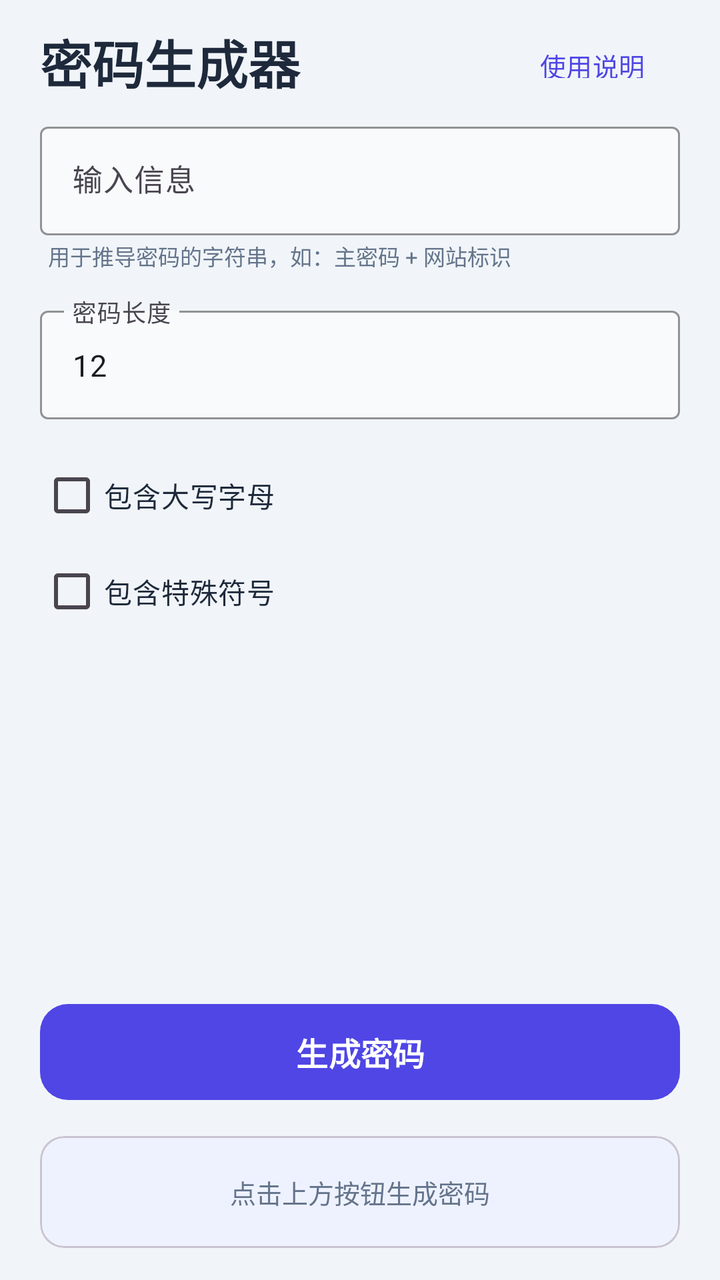
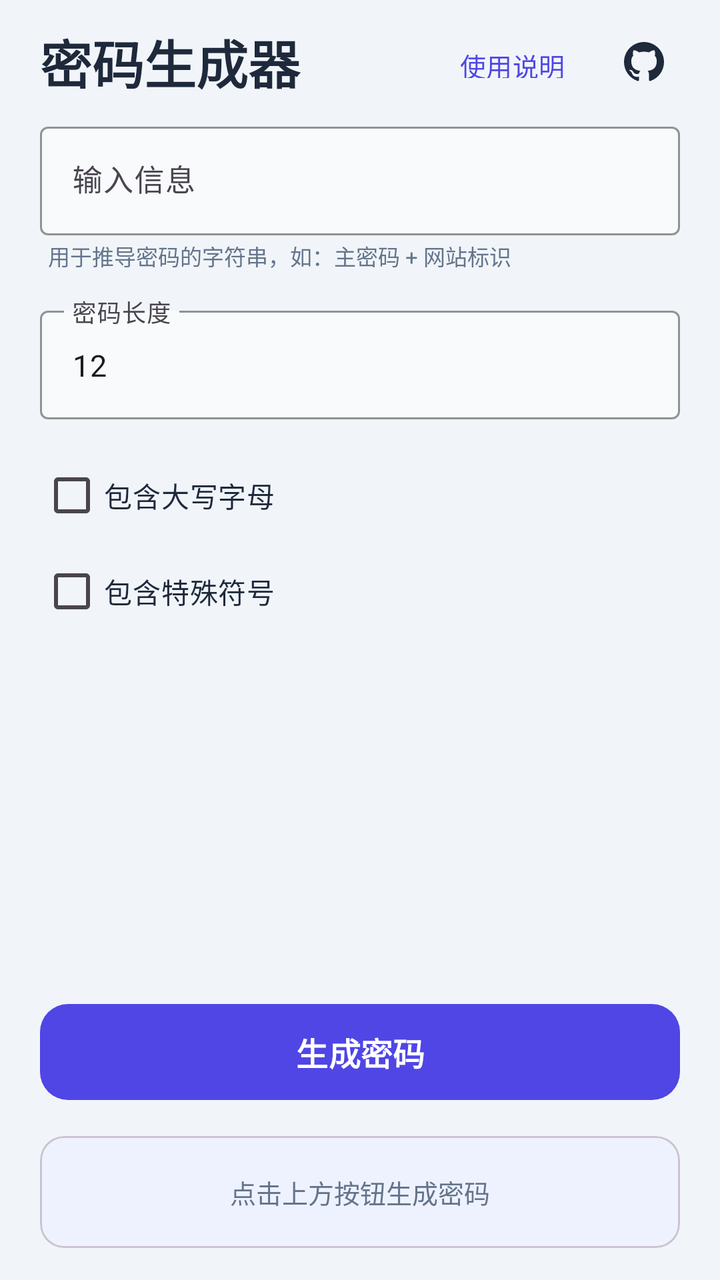

Screens rendered from an Android XML layout before and after an edit, with the pre-edit source and the edit as a unified diff.
<!-- AndroidManifest.xml: application theme Theme.PwdGen -->
<!-- res/layout/activity_main.xml -->
<?xml version="1.0" encoding="utf-8"?>
<LinearLayout xmlns:android="http://schemas.android.com/apk/res/android"
    xmlns:app="http://schemas.android.com/apk/res-auto"
    android:layout_width="match_parent"
    android:layout_height="match_parent"
    android:orientation="vertical"
    android:background="@color/bg">

    
    <ScrollView
        android:layout_width="match_parent"
        android:layout_height="0dp"
        android:layout_weight="1"
        android:fillViewport="false"
        android:paddingHorizontal="20dp">

        <LinearLayout
            android:layout_width="match_parent"
            android:layout_height="wrap_content"
            android:orientation="vertical"
            android:paddingTop="12dp">

            
            <LinearLayout
                android:layout_width="match_parent"
                android:layout_height="wrap_content"
                android:orientation="horizontal"
                android:gravity="center_vertical"
                android:layout_marginBottom="8dp">

                <TextView
                    android:layout_width="0dp"
                    android:layout_height="wrap_content"
                    android:layout_weight="1"
                    android:text="密码生成器"
                    android:textColor="@color/text_primary"
                    android:textSize="26sp"
                    android:textStyle="bold" />

                <com.google.android.material.button.MaterialButton
                    android:id="@+id/btnHelp"
                    android:layout_width="wrap_content"
                    android:layout_height="36dp"
                    android:text="使用说明"
                    android:textSize="13sp"
                    style="@style/Widget.Material3.Button.TextButton"
                    android:textColor="@color/primary" />
            </LinearLayout>

            
            <com.google.android.material.textfield.TextInputLayout
                android:layout_width="match_parent"
                android:layout_height="wrap_content"
                android:hint="输入信息"
                app:hintTextColor="@color/primary"
                app:boxStrokeColor="@color/primary"
                app:boxBackgroundColor="@color/input_bg"
                style="@style/Widget.Material3.TextInputLayout.OutlinedBox"
                android:layout_marginBottom="2dp">

                <com.google.android.material.textfield.TextInputEditText
                    android:id="@+id/inputText"
                    android:layout_width="match_parent"
                    android:layout_height="wrap_content"
                    android:singleLine="true"
                    android:textSize="15sp" />
            </com.google.android.material.textfield.TextInputLayout>

            <TextView
                android:layout_width="wrap_content"
                android:layout_height="wrap_content"
                android:text="用于推导密码的字符串，如：主密码 + 网站标识"
                android:textSize="11sp"
                android:textColor="@color/text_subtle"
                android:layout_marginStart="4dp"
                android:layout_marginBottom="14dp" />

            
            <com.google.android.material.textfield.TextInputLayout
                android:layout_width="match_parent"
                android:layout_height="wrap_content"
                android:hint="密码长度"
                app:hintTextColor="@color/primary"
                app:boxStrokeColor="@color/primary"
                app:boxBackgroundColor="@color/input_bg"
                style="@style/Widget.Material3.TextInputLayout.OutlinedBox"
                android:layout_marginBottom="14dp">

                <com.google.android.material.textfield.TextInputEditText
                    android:id="@+id/lengthText"
                    android:layout_width="match_parent"
                    android:layout_height="wrap_content"
                    android:singleLine="true"
                    android:inputType="number"
                    android:text="12"
                    android:textSize="15sp" />
            </com.google.android.material.textfield.TextInputLayout>

            
            <com.google.android.material.checkbox.MaterialCheckBox
                android:id="@+id/chkUpper"
                android:layout_width="wrap_content"
                android:layout_height="wrap_content"
                android:text="包含大写字母"
                android:textSize="14sp"
                android:textColor="@color/text_primary"
                android:paddingVertical="2dp" />

            <com.google.android.material.checkbox.MaterialCheckBox
                android:id="@+id/chkSymbol"
                android:layout_width="wrap_content"
                android:layout_height="wrap_content"
                android:text="包含特殊符号"
                android:textSize="14sp"
                android:textColor="@color/text_primary"
                android:paddingVertical="2dp" />

        </LinearLayout>
    </ScrollView>

    
    <LinearLayout
        android:layout_width="match_parent"
        android:layout_height="wrap_content"
        android:orientation="vertical"
        android:paddingHorizontal="20dp"
        android:paddingBottom="16dp"
        android:background="@color/bg">

        
        <com.google.android.material.button.MaterialButton
            android:id="@+id/btnGenerate"
            android:layout_width="match_parent"
            android:layout_height="56dp"
            android:text="生成密码"
            android:textSize="16sp"
            android:textStyle="bold"
            app:cornerRadius="14dp"
            app:backgroundTint="@color/primary"
            android:textColor="@color/surface"
            android:layout_marginBottom="14dp" />

        
        <com.google.android.material.card.MaterialCardView
            android:layout_width="match_parent"
            android:layout_height="wrap_content"
            app:cardCornerRadius="12dp"
            app:cardElevation="0dp"
            app:cardBackgroundColor="@color/output_bg">

            <LinearLayout
                android:layout_width="match_parent"
                android:layout_height="wrap_content"
                android:orientation="vertical"
                android:gravity="center"
                android:padding="16dp">

                <TextView
                    android:id="@+id/outputText"
                    android:layout_width="match_parent"
                    android:layout_height="wrap_content"
                    android:text="点击上方按钮生成密码"
                    android:textSize="13sp"
                    android:textColor="@color/text_subtle"
                    android:gravity="center"
                    android:fontFamily="monospace"
                    android:minHeight="24dp" />

                <com.google.android.material.button.MaterialButton
                    android:id="@+id/btnCopy"
                    android:layout_width="wrap_content"
                    android:layout_height="40dp"
                    android:text="复制到剪贴板"
                    android:textSize="13sp"
                    app:cornerRadius="8dp"
                    app:backgroundTint="@color/primary"
                    android:textColor="@color/surface"
                    android:visibility="gone"
                    android:layout_marginTop="8dp" />
            </LinearLayout>
        </com.google.android.material.card.MaterialCardView>

    </LinearLayout>

</LinearLayout>
<!-- resources referenced by this layout -->
<resources>
  <color name="bg">#FFF1F5F9</color>
  <color name="input_bg">#FFF8FAFC</color>
  <color name="output_bg">#FFEEF2FF</color>
  <color name="primary">#FF4F46E5</color>
  <color name="surface">#FFFFFFFF</color>
  <color name="text_primary">#FF1E293B</color>
  <color name="text_subtle">#FF64748B</color>
  <style name="Theme.PwdGen" parent="Theme.Material3.Light.NoActionBar">
          <item name="colorPrimary">@color/primary</item>
          <item name="colorOnPrimary">@color/surface</item>
          <item name="android:statusBarColor">@color/bg</item>
          <item name="android:navigationBarColor">@color/surface</item>
          <item name="android:windowLightStatusBar">true</item>
      </style>
</resources>

<!-- the commit's change to res/layout/activity_main.xml (unified diff, before → after) -->
@@ -45,6 +45,16 @@
                     android:textSize="13sp"
                     style="@style/Widget.Material3.Button.TextButton"
                     android:textColor="@color/primary" />
+
+                <ImageButton
+                    android:id="@+id/btnGitHub"
+                    android:layout_width="36dp"
+                    android:layout_height="36dp"
+                    android:src="@drawable/ic_github"
+                    android:background="?attr/selectableItemBackgroundBorderless"
+                    android:contentDescription="GitHub"
+                    android:scaleType="centerInside"
+                    android:layout_marginStart="4dp" />
             </LinearLayout>
 
             
<!-- resource entries referenced after the edit -->
@@ -7,9 +7,21 @@
   <color name="surface">#FFFFFFFF</color>
   <color name="text_primary">#FF1E293B</color>
   <color name="text_subtle">#FF64748B</color>
+  <!-- drawable ic_github (drawable) -->
+  <?xml version="1.0" encoding="utf-8"?>
+  <vector xmlns:android="http://schemas.android.com/apk/res/android"
+      android:width="24dp"
+      android:height="24dp"
+      android:viewportWidth="24"
+      android:viewportHeight="24">
+      <path
+          android:fillColor="#1E293B"
+          android:pathData="M12,2C6.477,2 2,6.477 2,12c0,4.42 2.865,8.17 6.839,9.49c0.5,0.092 0.682,-0.217 0.682,-0.482c0,-0.237 -0.008,-0.866 -0.013,-1.7c-2.782,0.604 -3.369,-1.341 -3.369,-1.341c-0.454,-1.155 -1.11,-1.462 -1.11,-1.462c-0.908,-0.62 0.069,-0.608 0.069,-0.608c1.003,0.07 1.531,1.03 1.531,1.03c0.892,1.529 2.341,1.087 2.91,0.832c0.092,-0.647 0.35,-1.088 0.636,-1.338c-2.22,-0.253 -4.555,-1.11 -4.555,-4.943c0,-1.091 0.39,-1.984 1.029,-2.683c-0.103,-0.253 -0.446,-1.27 0.098,-2.647c0,0 0.84,-0.269 2.75,1.025A9.578,9.578,0 0,1 12,6.836a9.59,9.59 0 0,1 2.504,0.337c1.909,-1.294 2.747,-1.025 2.747,-1.025c0.546,1.377 0.202,2.394 0.1,2.647c0.64,0.699 1.028,1.592 1.028,2.683c0,3.842 -2.339,4.687 -4.566,4.935c0.359,0.309 0.678,0.919 0.678,1.852c0,1.336 -0.012,2.415 -0.012,2.743c0,0.267 0.18,0.578 0.688,0.48C19.138,20.167 22,16.418 22,12c0,-5.523 -4.477,-10 -10,-10z"/>
+  </vector>
   <style name="Theme.PwdGen" parent="Theme.Material3.Light.NoActionBar">
           <item name="colorPrimary">@color/primary</item>
           <item name="colorOnPrimary">@color/surface</item>
+          <item name="android:windowBackground">@color/bg</item>
           <item name="android:statusBarColor">@color/bg</item>
           <item name="android:navigationBarColor">@color/surface</item>
           <item name="android:windowLightStatusBar">true</item>
